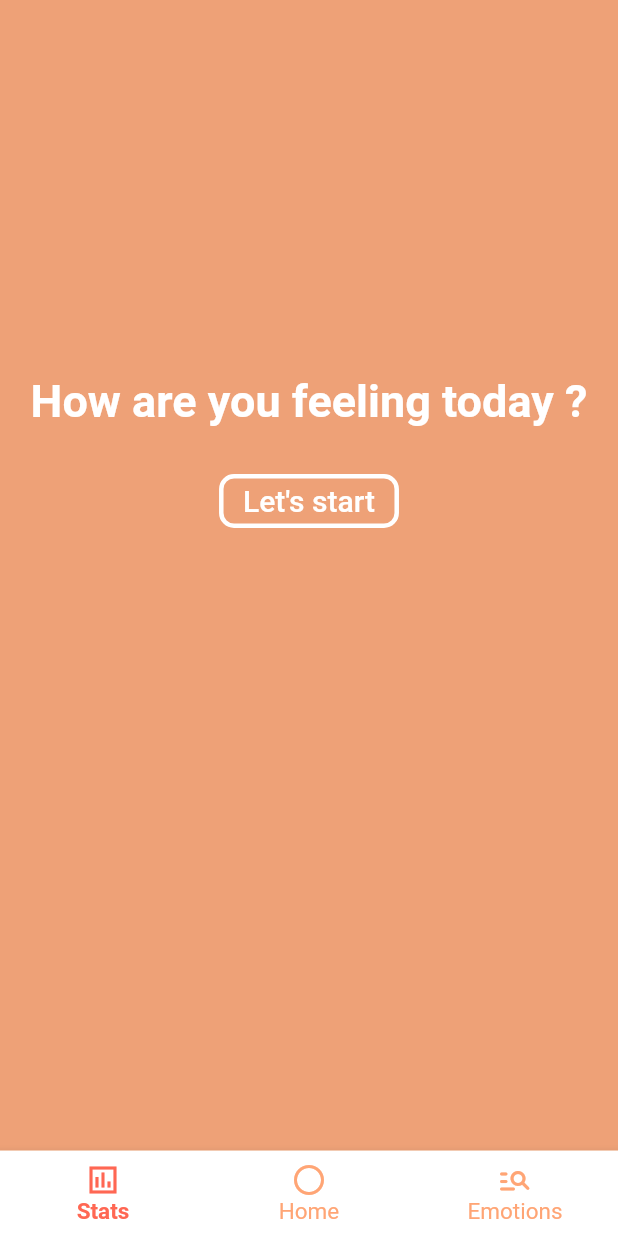
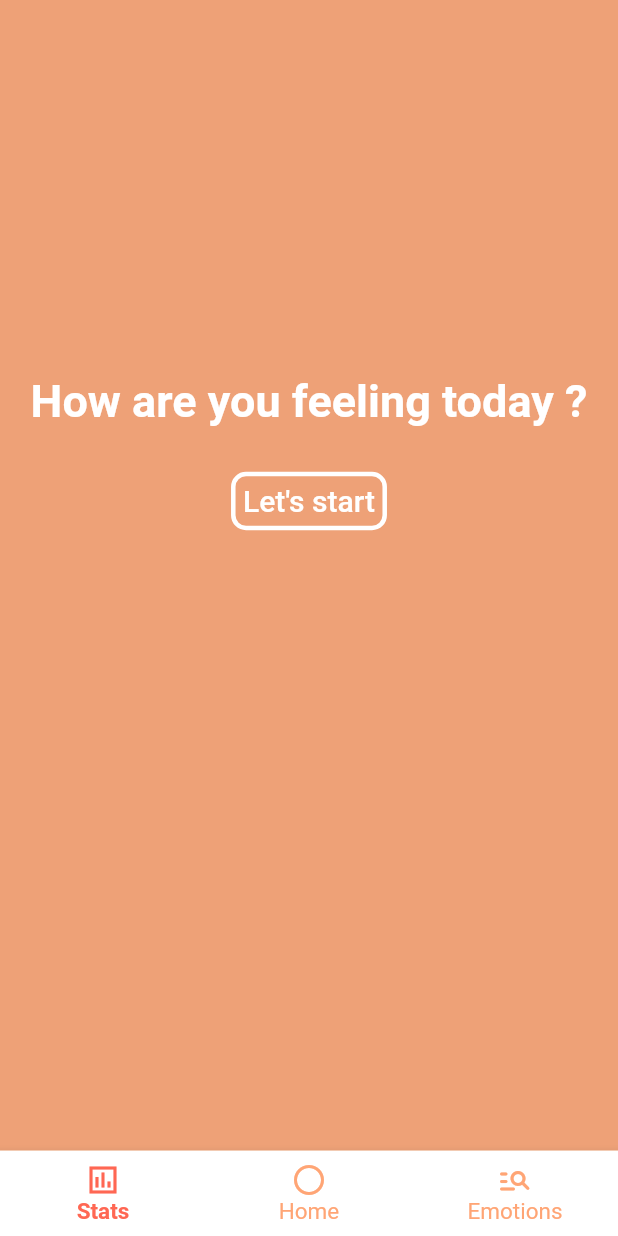
Before and after one commit to prelipceancristian/FE-TrackingEmotions, a Flutter app: the screen it shows after launch, on a phone screen of 412 x 824 dp. Run offline on Flutter 3.47's test engine with Material 2 defaults, Android fonts, the phone set to English and light mode, and no system bars; our stand-ins replace google_sign_in; missing offline and left inert: flutter_facebook_auth.

Commit message:
#23 Migrating the FlatButton to TextButton

```diff
--- a/tracking_emotions/lib/HomeScreen.dart
+++ b/tracking_emotions/lib/HomeScreen.dart
@@ -1,35 +1,43 @@
 import 'package:flutter/cupertino.dart';
 import 'package:flutter/material.dart';
 
-class HomeScreen extends StatelessWidget{
+class HomeScreen extends StatelessWidget {
   @override
-  Widget build(BuildContext context){
+  Widget build(BuildContext context) {
     return Scaffold(
-      body: Center(child: Column(children: <Widget>[
+      body: Center(
+          child: Column(children: <Widget>[
         Container(
           margin: EdgeInsets.only(top: 250),
-          child: Text('How are you feeling today ?', style: TextStyle(fontSize: 30, fontWeight: FontWeight.bold, color: Colors.white),textAlign: TextAlign.center,),
+          child: Text(
+            'How are you feeling today ?',
+            style: TextStyle(
+                fontSize: 30, fontWeight: FontWeight.bold, color: Colors.white),
+            textAlign: TextAlign.center,
+          ),
         ),
         Container(
           margin: EdgeInsets.all(25),
-          child: FlatButton(
-            child: Text("Let's start", style: TextStyle(fontSize: 20.0),),
-            color: Colors.black.withOpacity(0),
-            shape: RoundedRectangleBorder(side: BorderSide(
-              color: Colors.white,
-              width: 3,
-              style: BorderStyle.solid,
-            ), borderRadius: BorderRadius.circular(10)),
-            textColor: Colors.white,
+          child: TextButton(
+            style: ElevatedButton.styleFrom(
+              shape: RoundedRectangleBorder(
+                  side: BorderSide(
+                    color: Colors.white,
+                    width: 3,
+                    style: BorderStyle.solid,
+                  ),
+                  borderRadius: BorderRadius.circular(10)),
+              primary: Colors.black.withOpacity(0),
+            ),
+            child: Text(
+              "Let's start",
+              style: TextStyle(fontSize: 20.0, color: Colors.white),
+            ),
             onPressed: () {},
           ),
         ),
-      ]
-      )),
+      ])),
       backgroundColor: Color.fromRGBO(238, 161, 119, 1.0),
-
-    ) ;
+    );
   }
-
-
 }
```
